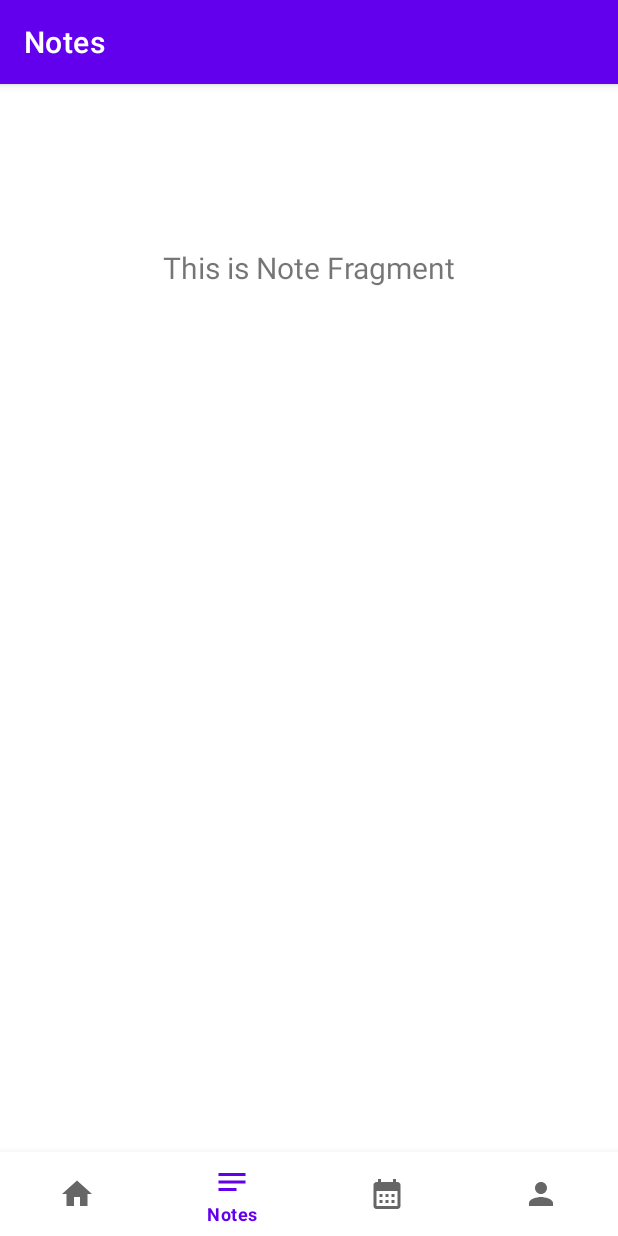
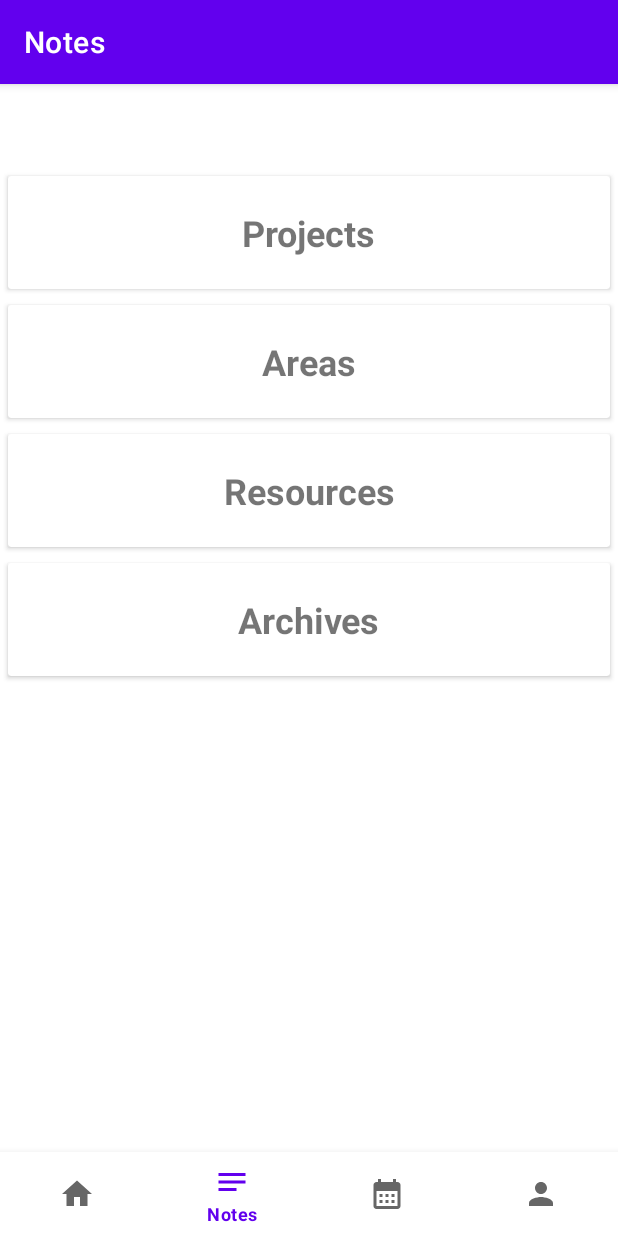
Before and after one commit to pewpew28/macro-SecondBrain, an Android app: the NoteFragment screen opened through its navigation route, on a phone screen of 412 x 824 dp. Run offline under Robolectric (Android 15) with nearby library versions, the phone set to English and light mode, and no system bars; our stand-ins replace navigation-ui.

Commit message:
Menambahkan pilihan Category PARA di fragment Notes

```diff
--- a/app/build.gradle.kts
+++ b/app/build.gradle.kts
@@ -1,6 +1,7 @@
 plugins {
     id("com.android.application")
     id("org.jetbrains.kotlin.android")
+    id("kotlin-parcelize")
 }
 
 android {
@@ -9,7 +10,7 @@ android {
 
     defaultConfig {
         applicationId = "com.example.secondbrain"
-        minSdk = 25
+        minSdk = 24
         targetSdk = 34
         versionCode = 1
         versionName = "1.0"
--- /dev/null
+++ b/app/src/main/java/com/example/secondbrain/ui/note/CategoryAdapter.kt
@@ -0,0 +1,32 @@
+package com.example.secondbrain.ui.note
+
+import android.app.Activity
+import android.view.LayoutInflater
+import android.view.View
+import android.view.ViewGroup
+import android.widget.TextView
+import androidx.recyclerview.widget.RecyclerView
+import com.example.secondbrain.R
+
+class CategoryAdapter(var data : ArrayList<ModelCategory>, var context: Activity?) : RecyclerView.Adapter<CategoryAdapter.MyViewHolder>() {
+
+    override fun onCreateViewHolder(parent: ViewGroup, viewType: Int): MyViewHolder {
+        val view = LayoutInflater.from(parent.context).inflate(R.layout.list_item_category,parent, false)
+        return MyViewHolder(view)
+    }
+
+    override fun getItemCount(): Int {
+        return data.size
+    }
+
+    override fun onBindViewHolder(holder: MyViewHolder, position: Int) {
+        val category = data[position]
+        holder.category.text = category.title
+    }
+
+    class MyViewHolder(itemView: View) : RecyclerView.ViewHolder(itemView){
+
+        val category : TextView = itemView.findViewById(R.id.tv_category)
+
+    }
+}
--- /dev/null
+++ b/app/src/main/java/com/example/secondbrain/ui/note/ModelCategory.kt
@@ -0,0 +1,9 @@
+package com.example.secondbrain.ui.note
+
+import android.os.Parcelable
+import kotlinx.android.parcel.Parcelize
+
+@Parcelize
+class ModelCategory (
+    var title : String? = null
+) : Parcelable
--- a/app/src/main/java/com/example/secondbrain/ui/note/NoteFragment.kt
+++ b/app/src/main/java/com/example/secondbrain/ui/note/NoteFragment.kt
@@ -4,39 +4,65 @@ import android.os.Bundle
 import android.view.LayoutInflater
 import android.view.View
 import android.view.ViewGroup
-import android.widget.TextView
 import androidx.fragment.app.Fragment
-import androidx.lifecycle.ViewModelProvider
+import androidx.recyclerview.widget.LinearLayoutManager
+import androidx.recyclerview.widget.RecyclerView
+import com.example.secondbrain.R
 import com.example.secondbrain.databinding.FragmentNoteBinding
 
 class NoteFragment : Fragment() {
 
-    private var _binding: FragmentNoteBinding? = null
+    private var binding: FragmentNoteBinding? = null
 
-    // This property is only valid between onCreateView and
-    // onDestroyView.
-    private val binding get() = _binding!!
+    private lateinit var rvCategory: RecyclerView
 
+//     This property is only valid between onCreateView and
+//     onDestroyView.
+//    private val binding get() = _binding!!
+//
     override fun onCreateView(
-        inflater: LayoutInflater,
-        container: ViewGroup?,
+        inflater: LayoutInflater, container: ViewGroup?,
         savedInstanceState: Bundle?
     ): View {
-        val noteViewModel =
-            ViewModelProvider(this)[NoteViewModel::class.java]
+        //Inflate the layout for this fragment
+        val view = inflater.inflate(R.layout.fragment_note, container, false)
+        //Recycle View Category
 
-        _binding = FragmentNoteBinding.inflate(inflater, container, false)
-        val root: View = binding.root
+        val lm = LinearLayoutManager(activity)
+        rvCategory = view.findViewById(R.id.recyclerViewCategory)
 
-        val textView: TextView = binding.textDashboard
-        noteViewModel.text.observe(viewLifecycleOwner) {
-            textView.text = it
-        }
-        return root
+        val adapterCategory = CategoryAdapter(ArrayCategory,activity)
+        rvCategory.setHasFixedSize(true)
+        rvCategory.layoutManager = lm
+        rvCategory.adapter = adapterCategory
+
+        return view
+    }
+    //Data Dummy
+    private val ArrayCategory : ArrayList<ModelCategory>get(){
+
+        val arraybaju = ArrayList<ModelCategory>()
+
+        val category1 = ModelCategory()
+        category1.title = "Projects"
+        val category2 = ModelCategory()
+        category2.title = "Areas"
+        val category3 = ModelCategory()
+        category3.title = "Resources"
+        val category4 = ModelCategory()
+        category4.title = "Archives"
+
+        arraybaju.add(category1)
+        arraybaju.add(category2)
+        arraybaju.add(category3)
+        arraybaju.add(category4)
+
+        return arraybaju
+    }
+    override fun onDestroyView() {
+        super.onDestroyView()
+        binding = null
     }
 
-    override fun onDestroyView() {
-        super.onDestroyView()
-        _binding = null
-    }
+
 }
--- a/app/src/main/res/layout/fragment_note.xml
+++ b/app/src/main/res/layout/fragment_note.xml
@@ -6,20 +6,16 @@
     android:layout_height="match_parent"
     tools:context=".ui.note.NoteFragment">
 
-    <TextView
-        android:id="@+id/text_dashboard"
+    <androidx.recyclerview.widget.RecyclerView
+        android:id="@+id/recyclerViewCategory"
         android:layout_width="match_parent"
-        android:layout_height="wrap_content"
-        android:layout_marginStart="8dp"
-        android:layout_marginTop="8dp"
-        android:layout_marginEnd="8dp"
-        android:textAlignment="center"
-        android:textSize="20sp"
-        android:text="Notes"
+        android:layout_height="match_parent"
+        tools:listitem="@layout/list_item_category"
         app:layout_constraintBottom_toBottomOf="parent"
         app:layout_constraintEnd_toEndOf="parent"
-        app:layout_constraintHorizontal_bias="0.0"
+        app:layout_constraintHorizontal_bias="0.5"
         app:layout_constraintStart_toStartOf="parent"
         app:layout_constraintTop_toTopOf="parent"
-        app:layout_constraintVertical_bias="0.066" />
+        app:layout_constraintVertical_bias="0.5" />
+
 </androidx.constraintlayout.widget.ConstraintLayout>
--- /dev/null
+++ b/app/src/main/res/layout/list_item_category.xml
@@ -0,0 +1,32 @@
+<?xml version="1.0" encoding="utf-8"?>
+<androidx.cardview.widget.CardView xmlns:android="http://schemas.android.com/apk/res/android"
+    xmlns:app="http://schemas.android.com/apk/res-auto"
+    xmlns:tools="http://schemas.android.com/tools"
+    android:layout_width="match_parent"
+    android:layout_height="75dp"
+    android:elevation="10dp"
+    android:layout_margin="5dp"
+    >
+
+    <androidx.constraintlayout.widget.ConstraintLayout
+        android:layout_width="match_parent"
+        android:layout_height="match_parent"
+        android:baselineAligned="false"
+        android:orientation="horizontal"
+        android:padding="5dp">
+
+        <TextView
+            android:id="@+id/tv_category"
+            android:layout_width="wrap_content"
+            android:layout_height="wrap_content"
+            android:layout_gravity="center"
+            android:text="@string/title_note"
+            android:textSize="24sp"
+            android:textStyle="bold"
+            app:layout_constraintBottom_toBottomOf="parent"
+            app:layout_constraintEnd_toEndOf="parent"
+            app:layout_constraintStart_toStartOf="parent"
+            app:layout_constraintTop_toTopOf="parent" />
+    </androidx.constraintlayout.widget.ConstraintLayout>
+
+</androidx.cardview.widget.CardView>
--- a/app/src/main/res/values/strings.xml
+++ b/app/src/main/res/values/strings.xml
@@ -5,4 +5,6 @@
     <string name="title_notifications">Notifications</string>
     <string name="title_calendar">Calendar</string>
     <string name="title_profile">Profile</string>
+    <!-- TODO: Remove or change this placeholder text -->
+    <string name="hello_blank_fragment">Hello blank fragment</string>
 </resources>
```
